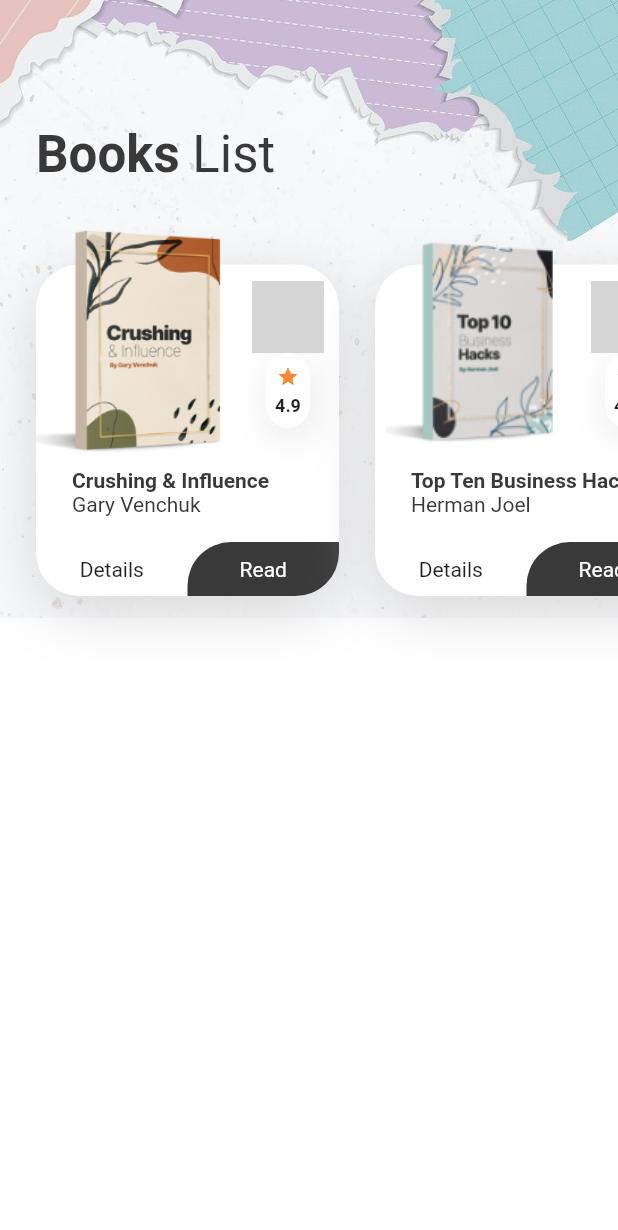
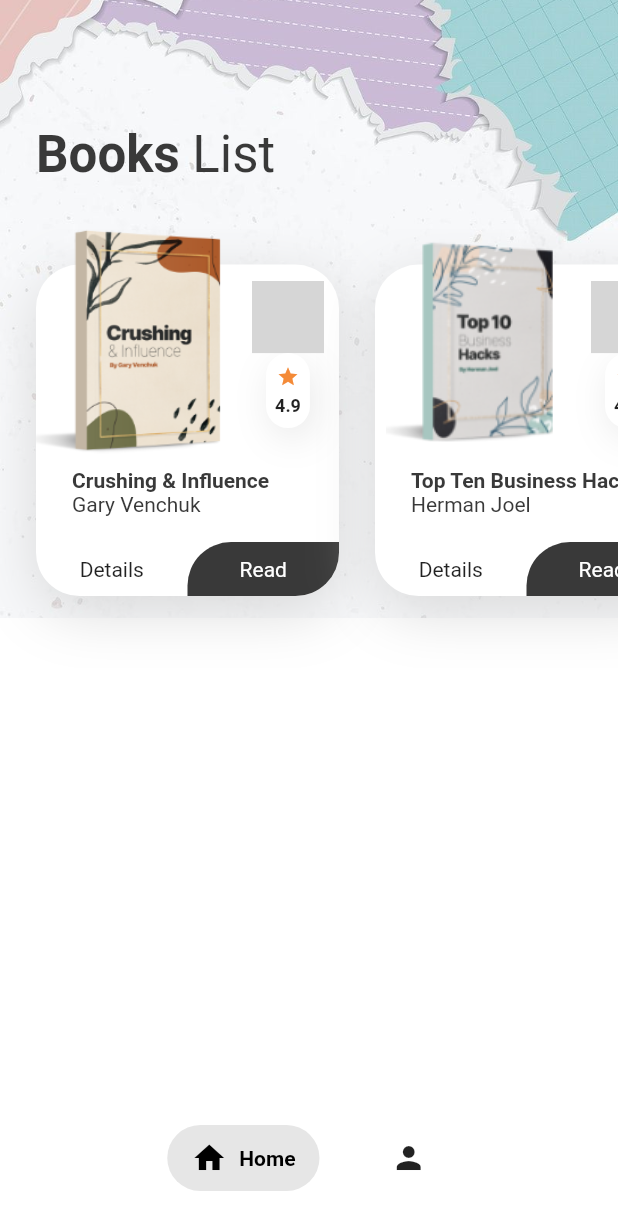
Before and after one commit to nailanabilaaaaaa/Aplikasi_Ebook, a Flutter app: the HomeScreen screen opened directly, on a phone screen of 412 x 824 dp. Shown: the top 1230 px of the screen. Run offline on Flutter 3.47's test engine with Material 2 defaults, Android fonts, the phone set to English and light mode, and no system bars; drawn by our look-alikes of salomon_bottom_bar; our stand-ins replace flutter_svg; missing offline and left inert: favorite_button; grey boxes are pictures that could not be loaded.

```diff
--- a/lib/screens/home_screen.dart
+++ b/lib/screens/home_screen.dart
@@ -7,9 +7,17 @@ import 'package:ebook_app/widgets/two_side_rounded_button.dart';
 import 'package:ebook_app/widgets/bottom_navigation.dart';
 import 'package:flutter/material.dart';
 import 'package:ebook_app/consttans.dart';
+import 'package:salomon_bottom_bar/salomon_bottom_bar.dart';
 
-class HomeScreen extends StatelessWidget {
+class HomeScreen extends StatefulWidget {
   const HomeScreen({Key? key}) : super(key: key);
+
+  @override
+  State<HomeScreen> createState() => _HomeScreenState();
+}
+
+class _HomeScreenState extends State<HomeScreen> {
+  int _currentIndex = 0;
 
   @override
   Widget build(BuildContext context) {
@@ -91,7 +99,27 @@ class HomeScreen extends StatelessWidget {
           ],
         ),
       ),
+      bottomNavigationBar: SalomonBottomBar(
+        currentIndex: _currentIndex,
+        margin: EdgeInsets.only(bottom: 30, left: 80, right: 80, top: 10),
+        onTap: (i) {
+          setState(() {
+            _currentIndex = i;
+          });
+        },
+        items: [
+          SalomonBottomBarItem(
+              icon: Icon(Icons.home),
+              title: Text("Home"),
+              selectedColor: Colors.black,
+              ),
+          SalomonBottomBarItem(
+            icon: Icon(Icons.person),
+            title: Text("Profile"),
+            selectedColor: Colors.black,
+          )
+        ],
+      ),
     );
   }
-
 }
--- a/pubspec.yaml
+++ b/pubspec.yaml
@@ -36,6 +36,7 @@ dependencies:
   cupertino_icons: ^1.0.2
   flutter_svg: ^0.20.0-nullsafety.3
   favorite_button: ^0.0.4
+  salomon_bottom_bar: ^3.2.0
 
 dev_dependencies:
   flutter_test:
```
Also changed, not shown: lib/widgets/bottom_navigation.dart (+27 -95 lines), pubspec.lock.
